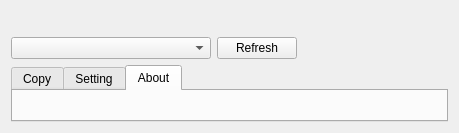
This is mainwidget.ui in lzk/richovop as Qt 5 draws it before an edit. The edited form follows.
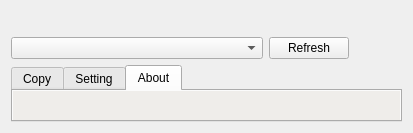
This is the edited form. Icons and pictures are not drawn.

```diff
--- a/mainwidget.ui
+++ b/mainwidget.ui
@@ -6,10 +6,18 @@
    <rect>
     <x>0</x>
     <y>0</y>
-    <width>459</width>
+    <width>413</width>
     <height>133</height>
    </rect>
   </property>
+  <property name="styleSheet">
+   <string notr="true">QComboBox{min-width:250px;max-width:250px}
+QWidget #tab_3,#tab_4,#tab_5{
+	background-color: rgb(239, 237, 234);
+}
+QTabWidget::tab-bar{alignment:center}
+#QTabWidget::pane{position:absolute;top:-0.5em}</string>
+  </property>
   <layout class="QVBoxLayout" name="verticalLayout_2">
    <item>
     <layout class="QVBoxLayout" name="verticalLayout">
@@ -40,14 +48,7 @@
      <item>
       <layout class="QHBoxLayout" name="horizontalLayout_2">
        <item>
-        <widget class="QComboBox" name="comboBox_deviceList">
-         <property name="minimumSize">
-          <size>
-           <width>200</width>
-           <height>0</height>
-          </size>
-         </property>
-        </widget>
+        <widget class="QComboBox" name="comboBox_deviceList"/>
        </item>
        <item>
         <widget class="QPushButton" name="pushButton_refresh">
```
